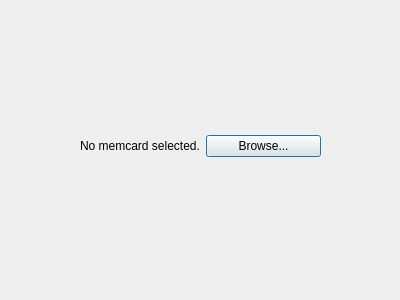
PSI-Rockin/DobieStation, file src/qt/memcardwindow.ui: the form before one commit.
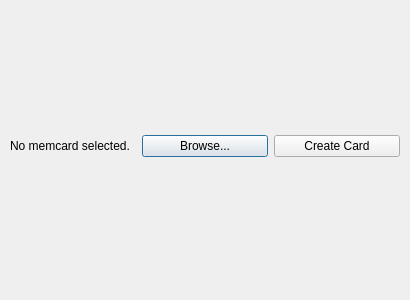
The form after the commit.

Commit message: Qt: Allow users to create unformatted cards

What changed in the file:
```diff
--- a/src/qt/memcardwindow.ui
+++ b/src/qt/memcardwindow.ui
@@ -6,7 +6,7 @@
    <rect>
     <x>0</x>
     <y>0</y>
-    <width>400</width>
+    <width>410</width>
     <height>300</height>
    </rect>
   </property>
@@ -16,9 +16,9 @@
   <widget class="QWidget" name="verticalLayoutWidget">
    <property name="geometry">
     <rect>
-     <x>80</x>
+     <x>10</x>
      <y>130</y>
-     <width>241</width>
+     <width>390</width>
      <height>32</height>
     </rect>
    </property>
@@ -43,6 +43,13 @@
       </property>
      </widget>
     </item>
+    <item>
+     <widget class="QPushButton" name="create_button">
+      <property name="text">
+       <string>Create Card</string>
+      </property>
+     </widget>
+    </item>
    </layout>
   </widget>
  </widget>
```
The commit also changes 1 other file.
